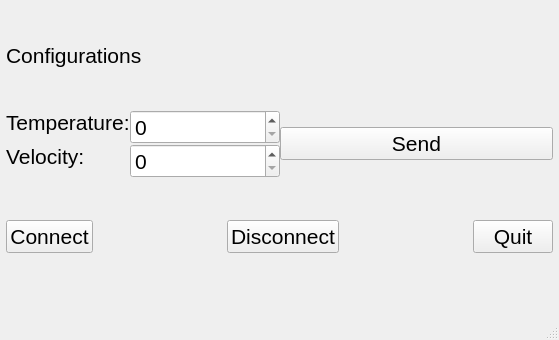
Above: Client/mainwindow.ui from acosta/remote-config before the change. Below: the same form after it.
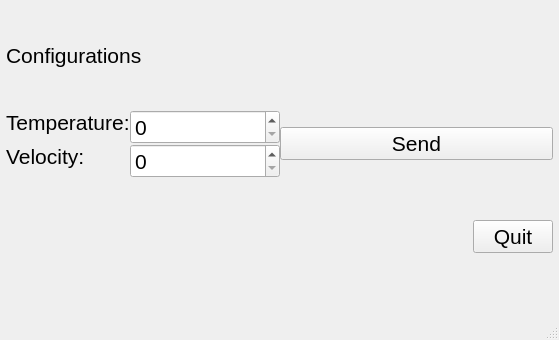
That is the form after the change.

Commit message: Remove unused buttons from the Client's window

```diff
--- a/Client/mainwindow.ui
+++ b/Client/mainwindow.ui
@@ -164,33 +164,6 @@
      <layout class="QHBoxLayout" name="horizontalLayout_2">
       <item>
        <layout class="QHBoxLayout" name="horizontalLayout">
-        <item>
-         <widget class="QPushButton" name="connectButton">
-          <property name="text">
-           <string>Connect</string>
-          </property>
-         </widget>
-        </item>
-        <item>
-         <spacer name="horizontalSpacer_3">
-          <property name="orientation">
-           <enum>Qt::Horizontal</enum>
-          </property>
-          <property name="sizeHint" stdset="0">
-           <size>
-            <width>40</width>
-            <height>20</height>
-           </size>
-          </property>
-         </spacer>
-        </item>
-        <item>
-         <widget class="QPushButton" name="disconnectButton">
-          <property name="text">
-           <string>Disconnect</string>
-          </property>
-         </widget>
-        </item>
         <item>
          <spacer name="horizontalSpacer_4">
           <property name="orientation">
```
